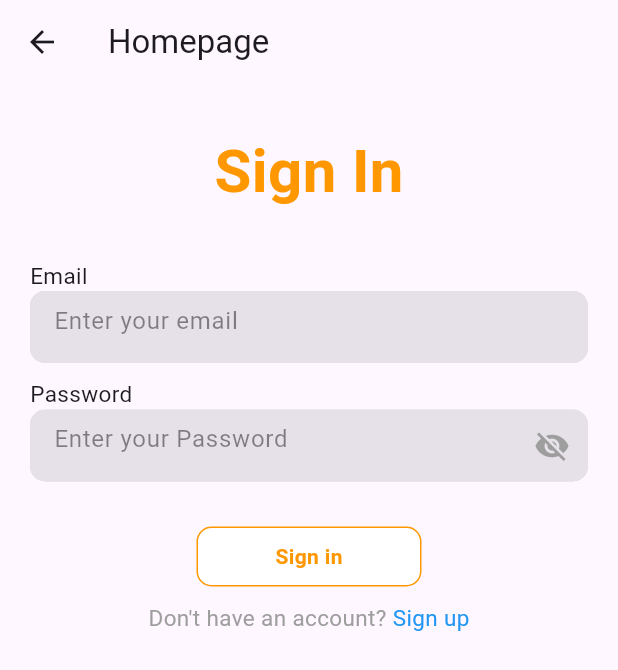
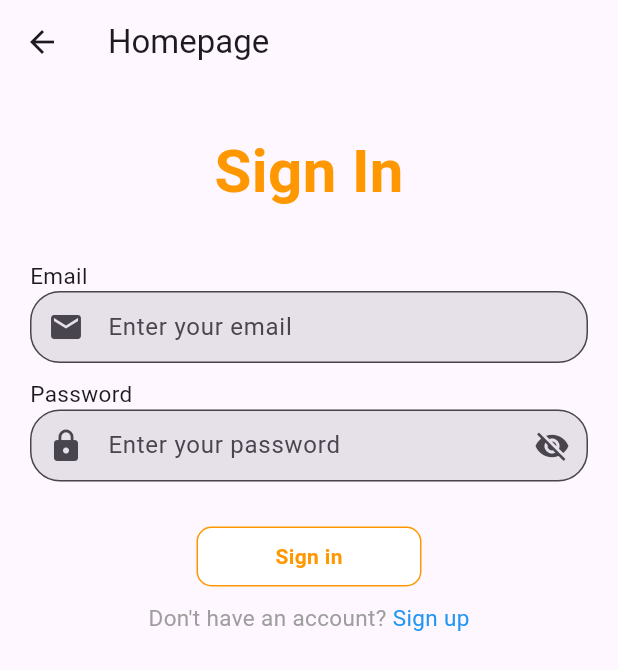
Before and after one commit to LesterLien/Google-AI-Hackathon-Project, a Flutter app: the SignUp screen opened directly, after a tap on "Login", on a phone screen of 412 x 824 dp. Shown: the top 670 px of the screen. Run offline on Flutter 3.47's test engine with Material 3 defaults, Android fonts, the phone set to English and light mode, and no system bars; our stand-ins replace cloud_firestore, firebase_auth, firebase_core, shared_preferences; accounts and stored records are empty.

Commit message:
signup and login change

```diff
--- a/lib/login.dart
+++ b/lib/login.dart
@@ -11,7 +11,7 @@ class Login extends StatefulWidget {
   @override
   State<Login> createState() => LoginState();
 }
-
+bool _isPasswordVisible = false;
 class LoginState extends State<Login> {
   bool isSigning = false;
   final FirebaseAuthService auth = FirebaseAuthService();
@@ -60,10 +60,17 @@ class LoginState extends State<Login> {
                   Spacer(),
                 ],
               ),
-              FormContainerWidget(
-                controller: _emailController,
+              TextFormField(
+                controller: _emailController, // Assign a TextEditingController
+                decoration: InputDecoration(
                 hintText: "Enter your email",
-                isPasswordField: false,
+                prefixIcon: Icon(Icons.email),
+                filled: true, // Set filled to true
+                fillColor: Colors.grey[250],
+                border: OutlineInputBorder(borderRadius: BorderRadius.circular(20.0),
+                  ),
+                contentPadding: EdgeInsets.symmetric(horizontal: 16, vertical: 8), // Set border radius // Specify the gray color
+                ),
               ),
               SizedBox(height: 10),
               Row(
@@ -75,10 +82,29 @@ class LoginState extends State<Login> {
                   Spacer(),
                 ],
               ),
-              FormContainerWidget(
-                controller: _passwordController,
-                hintText: "Enter your Password",
-                isPasswordField: true,
+              TextFormField(
+                controller: _passwordController, // Assign a TextEditingController
+                obscureText: !_isPasswordVisible, // Toggle password visibility
+                decoration: InputDecoration(
+                  hintText: "Enter your password",
+                  prefixIcon: Icon(Icons.lock),
+                  filled: true,
+                  fillColor: Colors.grey[250],
+                  border: OutlineInputBorder(
+                    borderRadius: BorderRadius.circular(20.0),
+                  ),
+                  contentPadding: EdgeInsets.symmetric(horizontal: 16, vertical: 8),
+                  suffixIcon: IconButton(
+                    icon: _isPasswordVisible
+                        ? Icon(Icons.visibility)
+                        : Icon(Icons.visibility_off),
+                    onPressed: () {
+                      setState(() {
+                        _isPasswordVisible = !_isPasswordVisible; // Toggle password visibility
+                      });
+                    },
+                  ),
+                ),
               ),
               SizedBox(height: 30),
               GestureDetector(
--- a/lib/signup.dart
+++ b/lib/signup.dart
@@ -28,7 +28,7 @@ class SignUpState extends State<SignUp> {
     passwordController.dispose();
     super.dispose();
   }
-
+  bool _isPasswordVisible = false;
   @override
   Widget build(BuildContext context) {
     return Scaffold(
@@ -69,22 +69,60 @@ class SignUpState extends State<SignUp> {
                 style: TextStyle(fontSize: 15, color: Colors.black),
               ),
               SizedBox(height: 5),
-              FormContainerWidget(
-                controller: usernameController,
+              // FormContainerWidget(
+              //   controller: usernameController,
+              //   hintText: "Username",
+              //   isPasswordField: false,
+              // )
+              TextFormField(
+                controller: usernameController, // Assign a TextEditingController
+                decoration: InputDecoration(
                 hintText: "Username",
-                isPasswordField: false,
+                prefixIcon: Icon(Icons.account_box),
+                filled: true, // Set filled to true
+                fillColor: Colors.grey[250],
+                border: OutlineInputBorder(borderRadius: BorderRadius.circular(20.0),
+                  ),
+                contentPadding: EdgeInsets.symmetric(horizontal: 16, vertical: 8), // Set border radius // Specify the gray color
+                ),
               ),
               SizedBox(height: 10),
-              FormContainerWidget(
-                controller: emailController,
-                hintText: "Email",
-                isPasswordField: false,
+              TextFormField(
+                controller: emailController, // Assign a TextEditingController
+                decoration: InputDecoration(
+                hintText: "Enter your email",
+                prefixIcon: Icon(Icons.email),
+                filled: true, // Set filled to true
+                fillColor: Colors.grey[250],
+                border: OutlineInputBorder(borderRadius: BorderRadius.circular(20.0),
+                  ),
+                contentPadding: EdgeInsets.symmetric(horizontal: 16, vertical: 8), // Set border radius // Specify the gray color
+                ),
               ),
               SizedBox(height: 10),
-              FormContainerWidget(
-                controller: passwordController,
-                hintText: "Password",
-                isPasswordField: true,
+              TextFormField(
+                controller: passwordController, // Assign a TextEditingController
+                obscureText: !_isPasswordVisible, // Toggle password visibility
+                decoration: InputDecoration(
+                  hintText: "Enter your password",
+                  prefixIcon: Icon(Icons.lock),
+                  filled: true,
+                  fillColor: Colors.grey[250],
+                  border: OutlineInputBorder(
+                    borderRadius: BorderRadius.circular(20.0),
+                  ),
+                  contentPadding: EdgeInsets.symmetric(horizontal: 16, vertical: 8),
+                  suffixIcon: IconButton(
+                    icon: _isPasswordVisible
+                        ? Icon(Icons.visibility)
+                        : Icon(Icons.visibility_off),
+                    onPressed: () {
+                      setState(() {
+                        _isPasswordVisible = !_isPasswordVisible; // Toggle password visibility
+                      });
+                    },
+                  ),
+                ),
               ),
               SizedBox(height: 30),
               GestureDetector(
@@ -137,7 +175,7 @@ class SignUpState extends State<SignUp> {
     );
   }
 
-  void signUp() async {
+   void signUp() async {
     setState(() {
       isSigningUp = true;
     });
```
